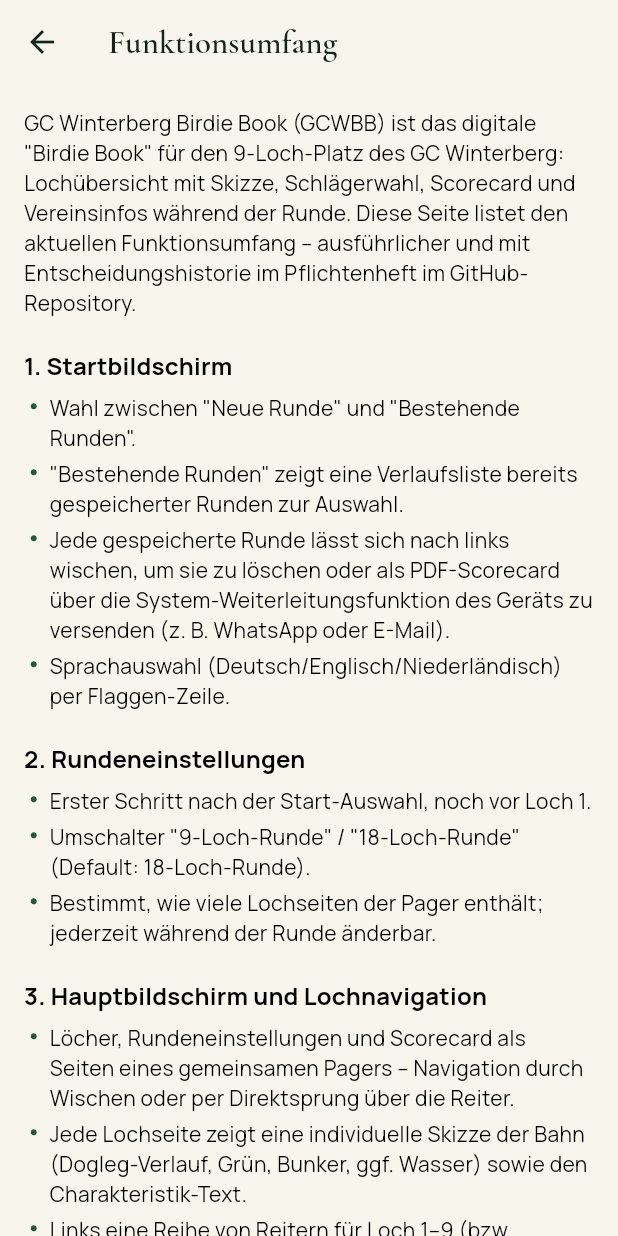
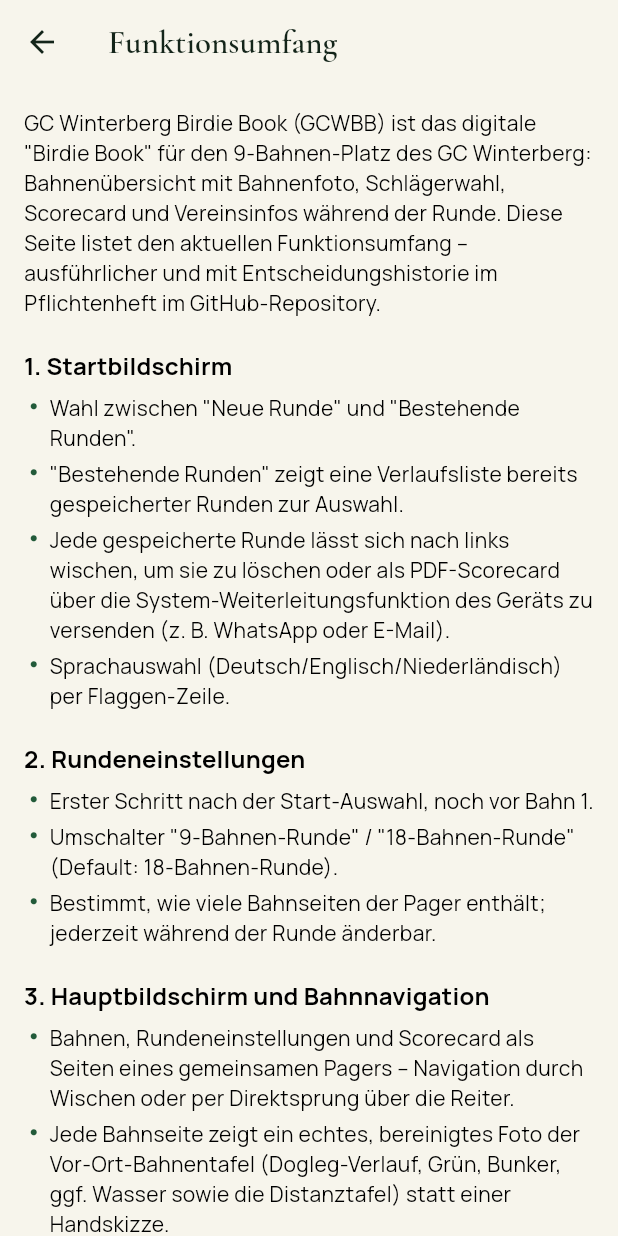
Before and after one commit to carstenroesner/gc-winterberg-birdie-book, a Flutter app: the FeatureOverviewScreen screen opened directly, on a phone screen of 412 x 824 dp. Run offline on Flutter 3.47's test engine with Material 3 defaults, Android fonts, the phone set to English and light mode, and no system bars; our stand-ins replace flutter_slidable, path_drawing, pdf, printing, shared_preferences; accounts and stored records are empty.

Commit message:
Info-Button für Charakteristik-Text, echte Bahnenbilder statt Lochskizze, Test-Anhang und Umbenennung Loch->Bahn
- Charakteristik-Text steht nicht mehr dauerhaft auf der Lochseite, sondern
  wird über einen neuen Info-Button (i) groß in einem Dialog angezeigt.
- Aus den 9 hochgeladenen Fotos der Platzausschilderung wurden bereinigte,
  hochskalierte Bahnenbilder erzeugt (Zuschnitt, Entrauschen, neu gerenderte
  Info-Kacheln BAHN/PAR/HCP sowie HERREN/DAMEN) und ersetzen die bisherige
  handgezeichnete Lochskizze auf der Lochseite. Damit ist der lange offene
  Backlog-Punkt "Neugestaltung der Lochskizzen" erledigt.
- Test-Anhang mit allen automatisierten Tests in Pflichtenheft (Abschnitt 16)
  und Funktionsumfang-Screen ergänzt.
- Auf Nutzerwunsch deutsche Oberfläche einheitlich von "Loch"/"Löcher" auf
  "Bahn"/"Bahnen" umbenannt (Sprachdatei, Charakteristik-Texte, Funktionsumfang,
  PDF-Export). Englisch/Niederländisch bleiben unverändert.
- PFLICHTENHEFT.md entsprechend aktualisiert (Abschnitte 3, 15, 16, Changelog).

Co-Authored-By: Claude Sonnet 5 <noreply@anthropic.com>
Claude-Session: https://claude.ai/code/session_01Un7GgHuCtpYcXc16tUZcef

```diff
--- a/lib/content/course_data.dart
+++ b/lib/content/course_data.dart
@@ -23,7 +23,7 @@ const CourseInfo courseInfo = CourseInfo(
   },
 );
 
-// 9 Bahnen, jeweils mit vorderem (n) und hinterem (n+9) Loch.
+// 9 Bahnen, jeweils von vorderem (n) und hinterem (n+9) Abschlag gespielt.
 const List<Hole> holes = [
   Hole(
     n: 1,
@@ -57,7 +57,7 @@ const List<Hole> holes = [
     n: 3,
     title: 'Kurze Distanz',
     text:
-        'Das dritte Loch ist das kürzeste auf dem Platz. Ein mittleres bis kurzes Eisen wird empfohlen für den Schlag bis zum Grün. Genauigkeit ist wichtig, da die Distanz zur Ausgrenze sehr kurz ist.',
+        'Die dritte Bahn ist die kürzeste auf dem Platz. Ein mittleres bis kurzes Eisen wird empfohlen für den Schlag bis zum Grün. Genauigkeit ist wichtig, da die Distanz zur Ausgrenze sehr kurz ist.',
     refImage:
         'https://golfclub-winterberg.de/wp-content/uploads/2017/05/csm_bahn3_8d81eb7245-157x300.gif',
     scorecard: HoleScorecard(
@@ -71,7 +71,7 @@ const List<Hole> holes = [
     n: 4,
     title: 'Das Wasser überbrücken',
     text:
-        'Der Abschlag zum vierten Loch sollte sehr nach links angehalten werden, da das Fairway zur rechten Seite hin sehr schräg wird. Ein langer zweiter Schlag ist wichtig, um das Wasser vor dem Grün zu überbrücken.',
+        'Der Abschlag zur vierten Bahn sollte sehr nach links angehalten werden, da das Fairway zur rechten Seite hin sehr schräg wird. Ein langer zweiter Schlag ist wichtig, um das Wasser vor dem Grün zu überbrücken.',
     refImage:
         'https://golfclub-winterberg.de/wp-content/uploads/2017/05/csm_bahn4_d8eedc6d3f-147x300.gif',
     scorecard: HoleScorecard(
@@ -85,7 +85,7 @@ const List<Hole> holes = [
     n: 5,
     title: 'Es geht bergauf',
     text:
-        'Am fünften Loch geht es bergauf. Beim Abschlag sollte man sich links halten, da auf der rechten Seite der tiefste Bunker des Platzes liegt.',
+        'An der fünften Bahn geht es bergauf. Beim Abschlag sollte man sich links halten, da auf der rechten Seite der tiefste Bunker des Platzes liegt.',
     refImage:
         'https://golfclub-winterberg.de/wp-content/uploads/2017/05/csm_bahn5_2ee2031a40-157x300.gif',
     scorecard: HoleScorecard(
@@ -113,7 +113,7 @@ const List<Hole> holes = [
     n: 7,
     title: '400 Meter – 4 Schläge',
     text:
-        'Das siebte Loch ist das schwierigste des Platzes. Gut 400 Meter müssen überbrückt werden. Am idealsten geht der erste Schlag schräg in die linke Fairway-Hälfte. Nach etwa 225 Metern vom ersten Abschlag aus liegt ein Graben. Das Grün wird von zwei Bunkern geschützt.',
+        'Die siebte Bahn ist die schwierigste des Platzes. Gut 400 Meter müssen überbrückt werden. Am idealsten geht der erste Schlag schräg in die linke Fairway-Hälfte. Nach etwa 225 Metern vom ersten Abschlag aus liegt ein Graben. Das Grün wird von zwei Bunkern geschützt.',
     refImage:
         'https://golfclub-winterberg.de/wp-content/uploads/2017/05/csm_bahn7_27d9cd6e84-157x300.gif',
     scorecard: HoleScorecard(
@@ -127,7 +127,7 @@ const List<Hole> holes = [
     n: 8,
     title: "Hier geht's bergauf",
     text:
-        "Ganze 183 Meter den Berg hinauf muss der Ball an Loch 8 geschlagen werden. Der Abschlag sollte hier sehr gerade und lang genug sein. Rechts und links des Grüns sind große Bunker. Das Grün hat eine große Stufe (McKenzie-Grün).",
+        "Ganze 183 Meter den Berg hinauf muss der Ball auf Bahn 8 geschlagen werden. Der Abschlag sollte hier sehr gerade und lang genug sein. Rechts und links des Grüns sind große Bunker. Das Grün hat eine große Stufe (McKenzie-Grün).",
     refImage:
         'https://golfclub-winterberg.de/wp-content/uploads/2017/05/csm_bahn8_34e02e8bf2-158x300.gif',
     scorecard: HoleScorecard(
@@ -153,6 +153,6 @@ const List<Hole> holes = [
   ),
 ];
 
-/// Liefert das [Hole] für die physische Lochnummer (1..9) unabhängig davon,
-/// ob es als vorderes (n) oder hinteres (n+9) Loch gespielt wird.
+/// Liefert das [Hole] für die physische Bahnnummer (1..9) unabhängig davon,
+/// ob sie als vordere (n) oder hintere (n+9) Bahn gespielt wird.
 Hole holeForPhysicalNumber(int physicalN) => holes[(physicalN - 1) % 9];
--- a/lib/content/feature_overview_content.dart
+++ b/lib/content/feature_overview_content.dart
@@ -14,7 +14,7 @@ class FeatureSection {
 
 const String featureOverviewIntro =
     'GC Winterberg Birdie Book (GCWBB) ist das digitale "Birdie Book" für '
-    'den 9-Loch-Platz des GC Winterberg: Lochübersicht mit Skizze, '
+    'den 9-Bahnen-Platz des GC Winterberg: Bahnenübersicht mit Bahnenfoto, '
     'Schlägerwahl, Scorecard und Vereinsinfos während der Runde. Diese '
     'Seite listet den aktuellen Funktionsumfang – ausführlicher und mit '
     'Entscheidungshistorie im Pflichtenheft im GitHub-Repository.';
@@ -32,18 +32,19 @@ const List<FeatureSection> featureOverviewSections = [
   FeatureSection(
     title: '2. Rundeneinstellungen',
     points: [
-      'Erster Schritt nach der Start-Auswahl, noch vor Loch 1.',
-      'Umschalter "9-Loch-Runde" / "18-Loch-Runde" (Default: 18-Loch-Runde).',
-      'Bestimmt, wie viele Lochseiten der Pager enthält; jederzeit während der Runde änderbar.',
+      'Erster Schritt nach der Start-Auswahl, noch vor Bahn 1.',
+      'Umschalter "9-Bahnen-Runde" / "18-Bahnen-Runde" (Default: 18-Bahnen-Runde).',
+      'Bestimmt, wie viele Bahnseiten der Pager enthält; jederzeit während der Runde änderbar.',
     ],
   ),
   FeatureSection(
-    title: '3. Hauptbildschirm und Lochnavigation',
+    title: '3. Hauptbildschirm und Bahnnavigation',
     points: [
-      'Löcher, Rundeneinstellungen und Scorecard als Seiten eines gemeinsamen Pagers – Navigation durch Wischen oder per Direktsprung über die Reiter.',
-      'Jede Lochseite zeigt eine individuelle Skizze der Bahn (Dogleg-Verlauf, Grün, Bunker, ggf. Wasser) sowie den Charakteristik-Text.',
-      'Links eine Reihe von Reitern für Loch 1–9 (bzw. zusätzlich 10–18 bei 18-Loch-Runde) als Direktsprung-Navigation.',
-      'Loch n und Loch n+9 teilen sich dieselbe Bahn-Skizze, unterscheiden sich durch Abschlag und Distanz.',
+      'Bahnen, Rundeneinstellungen und Scorecard als Seiten eines gemeinsamen Pagers – Navigation durch Wischen oder per Direktsprung über die Reiter.',
+      'Jede Bahnseite zeigt ein echtes, bereinigtes Foto der Vor-Ort-Bahnentafel (Dogleg-Verlauf, Grün, Bunker, ggf. Wasser sowie die Distanztafel) statt einer Handskizze.',
+      'Ein Info-Button (i) neben der Bahnnummer öffnet den Charakteristik-Text groß in einem Dialog – die Bahnseite selbst bleibt dadurch aufgeräumt.',
+      'Links eine Reihe von Reitern für Bahn 1–9 (bzw. zusätzlich 10–18 bei 18-Bahnen-Runde) als Direktsprung-Navigation.',
+      'Bahn n und Bahn n+9 teilen sich dasselbe Bahnenbild, unterscheiden sich durch Abschlag und Distanz.',
     ],
   ),
   FeatureSection(
@@ -57,9 +58,9 @@ const List<FeatureSection> featureOverviewSections = [
   FeatureSection(
     title: '5. Scorecard',
     points: [
-      'Automatisch generierte Scorecard mit den Daten der Winterberger Löcher, als letzter Reiter des Pagers.',
-      'Bei 18-Loch-Runde ein Vorne/Hinten-Umschalter, bei 9-Loch-Runde direkte Anzeige der 9 Löcher.',
-      'Score-Eingabe je Loch wird pro Runde lokal gespeichert.',
+      'Automatisch generierte Scorecard mit den Daten der Winterberger Bahnen, als letzter Reiter des Pagers.',
+      'Bei 18-Bahnen-Runde ein Vorne/Hinten-Umschalter, bei 9-Bahnen-Runde direkte Anzeige der 9 Bahnen.',
+      'Score-Eingabe je Bahn wird pro Runde lokal gespeichert.',
       'Par/HCP/Distanz-Werte liegen für alle 9 Bahnen vollständig vor (Quelle: Platzausschilderung).',
     ],
   ),
@@ -72,11 +73,19 @@ const List<FeatureSection> featureOverviewSections = [
       'Über diese App: Kurzinfo zur App inklusive der bisherigen Kontaktdaten des Vereins (Adresse, Telefon, E-Mail).',
     ],
   ),
+  FeatureSection(
+    title: '7. Automatisierte Tests',
+    points: [
+      'Jede Änderung wird vor dem Deploy durch echte flutter-test-Tests abgesichert, die bei jedem Push automatisch in der CI laufen (Deploy stoppt bei Rot).',
+      'Abgedeckt sind u. a.: App-Start, Lochskizzen-Definitionen, Bahnseite inkl. Info-Button-Dialog, Scorecard-Werte, Schläger-Verwaltung inkl. Cancel-Regression, Sprachumschaltung, Pager-Navigation (9/18-Bahnen, Direktsprung/Wischen) und der Problem-melden-Dialog.',
+      'Die ausführliche Test-Übersicht mit allen Einzelfällen steht im Pflichtenheft (Abschnitt 16) im GitHub-Repository.',
+    ],
+  ),
 ];
 
 const List<String> featureOverviewKnownLimitations = [
   'Das Vereinslogo ist bislang nur in niedriger Auflösung (70×70 px) verfügbar – App-Icons sind entsprechend nicht optimal scharf.',
-  'Der Stil der Lochskizzen ist noch nicht final entschieden; der aktuelle Stil ist ein 1:1-Port der bisherigen Version, ein Redesign wird separat vorbereitet.',
+  'Die einzelnen Entfernungsmarkierungen im Fairway auf den Bahnenbildern (kleine farbige Punkte mit Zahlen) stammen unverändert aus dem Originalfoto und wurden nicht durch Vektorgrafik ersetzt – nur die beiden Infotafeln (Bahn/Par/HCP sowie Herren/Damen) wurden neu gerendert.',
   'Die Schläger-Verwaltung erlaubt aktuell nur eine Sammel-Bearbeitung (Bulk-Edit), keinen Dialog pro einzelnem Schläger.',
   'Es gibt noch keine "schwebende" Schläger-Auswahl direkt im Hauptbildschirm – Schläger bleiben vorerst ein eigener Bildschirm.',
   'Das Versenden der PDF-Scorecard nutzt die System-Weiterleitungsfunktion des Geräts (Web-Share-API bzw. natives Share-Sheet). Auf Plattformen/Browsern ohne Datei-Share (z. B. viele Desktop-Browser) wird die PDF-Datei stattdessen automatisch heruntergeladen.',
--- a/lib/services/locale_service.dart
+++ b/lib/services/locale_service.dart
@@ -1,6 +1,6 @@
 // Sprachauswahl (Deutsch/Englisch/Niederländisch) + Übersetzungs-Lookup.
 // Zeichengenau portiert aus js/i18n.js der bisherigen Vanilla-JS-App.
-// Lochbeschreibungen/-titel bleiben bewusst nur Deutsch (siehe
+// Bahnbeschreibungen/-titel bleiben bewusst nur Deutsch (siehe
 // lib/content/course_data.dart) – hier geht es nur um die App-Oberfläche.
 //
 // Ergänzt um Keys für das neue Standard-⋮-Menü (Funktionsumfang,
@@ -18,12 +18,12 @@ const Map<String, Map<String, String>> _i18n = {
     'label': 'Deutsch',
     'newRound': 'Neue Runde',
     'existingRounds': 'Bestehende Runden',
-    'heroSub': 'Deine Runde auf dem 9-Loch-Platz',
+    'heroSub': 'Deine Runde auf dem 9-Bahnen-Platz',
     'par': 'Par',
     'hcp': 'HCP',
     'herren': 'Herren',
     'damen': 'Damen',
-    'navHoles': 'Löcher',
+    'navHoles': 'Bahnen',
     'navClubs': 'Schläger',
     'navScorecard': 'Scorecard',
     'navMore': 'Sonstiges',
@@ -36,7 +36,7 @@ const Map<String, Map<String, String>> _i18n = {
     'scorecardTitle': 'Scorecard',
     'frontNine': 'Vordere Neun',
     'backNine': 'Hintere Neun',
-    'hole': 'Loch',
+    'hole': 'Bahn',
     'score': 'Score',
     'scoreNote': 'Werte je Bahn auf Basis der Platzausschilderung vor Ort.',
     'moreTitle': 'Sonstiges',
@@ -58,14 +58,14 @@ const Map<String, Map<String, String>> _i18n = {
     'editClub': 'Schläger bearbeiten',
     'newClub': 'Neuer Schläger',
     'aboutText':
-        'GC Winterberg – 9-Loch-Turnierplatz. Der Platz wird mit zwei Abschlagsätzen (Herren „Schanze“, Damen „Bob“) wie ein 18-Loch-Kurs gespielt. Course Rating/Slope: Herren 70,9/135, Damen 73,6/134 (Par 70).',
+        'GC Winterberg – 9-Bahnen-Turnierplatz. Der Platz wird mit zwei Abschlagsätzen (Herren „Schanze“, Damen „Bob“) wie ein 18-Bahnen-Kurs gespielt. Course Rating/Slope: Herren 70,9/135, Damen 73,6/134 (Par 70).',
     'contactText':
         'Adresse: {address}\nTelefon: {phone}\nE-Mail: {email}\nWeb: {web}',
     'settingsTitle': 'Rundeneinstellungen',
     'settingsSub': 'Lege fest, wie deine Runde gespielt wird.',
     'roundType': 'Rundenlänge',
-    'nineHoleRound': '9-Loch-Runde',
-    'eighteenHoleRound': '18-Loch-Runde',
+    'nineHoleRound': '9-Bahnen-Runde',
+    'eighteenHoleRound': '18-Bahnen-Runde',
     'reportIssueBtn': 'Problem oder Anregung melden',
     'reportIssueTitle': 'Problem oder Anregung melden',
     'reportBug': 'Problem',
@@ -82,6 +82,7 @@ const Map<String, Map<String, String>> _i18n = {
     'featureOverviewTitle': 'Funktionsumfang',
     'knownLimitations': 'Bekannte Einschränkungen',
     'close': 'Schließen',
+    'holeInfo': 'Charakteristik anzeigen',
     'send': 'Versenden',
     'deleteRoundTitle': 'Runde löschen?',
     'deleteRoundBody':
@@ -156,6 +157,7 @@ const Map<String, Map<String, String>> _i18n = {
     'featureOverviewTitle': 'Feature overview',
     'knownLimitations': 'Known limitations',
     'close': 'Close',
+    'holeInfo': 'Show characteristics',
     'send': 'Send',
     'deleteRoundTitle': 'Delete round?',
     'deleteRoundBody': 'This round will be permanently deleted. This cannot be undone.',
@@ -229,6 +231,7 @@ const Map<String, Map<String, String>> _i18n = {
     'featureOverviewTitle': 'Functieoverzicht',
     'knownLimitations': 'Bekende beperkingen',
     'close': 'Sluiten',
+    'holeInfo': 'Kenmerken tonen',
     'send': 'Versturen',
     'deleteRoundTitle': 'Ronde verwijderen?',
     'deleteRoundBody':
--- a/lib/services/scorecard_pdf_service.dart
+++ b/lib/services/scorecard_pdf_service.dart
@@ -63,11 +63,11 @@ class ScorecardPdfService {
               pw.SizedBox(height: 16),
               pw.Text('Datum: ${_fmtDate(round.date)}'),
               pw.Text(
-                round.holeCount == 9 ? '9-Loch-Runde' : '18-Loch-Runde',
+                round.holeCount == 9 ? '9-Bahnen-Runde' : '18-Bahnen-Runde',
               ),
               pw.SizedBox(height: 16),
               pw.Table.fromTextArray(
-                headers: const ['Loch', 'Par', 'HCP', 'Herren', 'Damen', 'Score'],
+                headers: const ['Bahn', 'Par', 'HCP', 'Herren', 'Damen', 'Score'],
                 data: rows,
                 headerStyle: pw.TextStyle(fontWeight: pw.FontWeight.bold, fontSize: 10),
                 cellStyle: const pw.TextStyle(fontSize: 10),
--- a/pubspec.yaml
+++ b/pubspec.yaml
@@ -27,6 +27,7 @@ flutter:
   uses-material-design: true
   assets:
     - assets/logo.png
+    - assets/holes/
   fonts:
     - family: Manrope
       fonts:
```
Also changed, not shown: lib/widgets/hole_page.dart (+44 -8 lines), assets/holes/bahn1.png (added), assets/holes/bahn2.png (added), assets/holes/bahn3.png (added), assets/holes/bahn4.png (added), assets/holes/bahn5.png (added), assets/holes/bahn6.png (added), assets/holes/bahn7.png (added), assets/holes/bahn8.png (added), assets/holes/bahn9.png (added), 3 other files.
